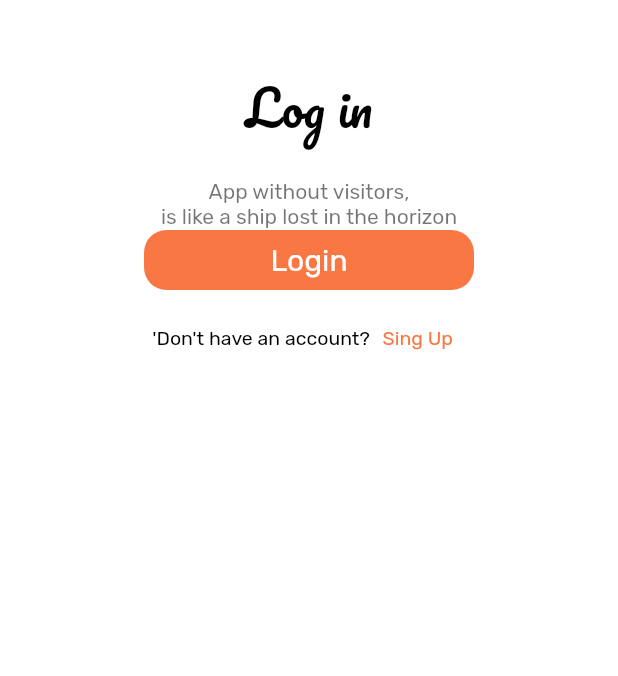
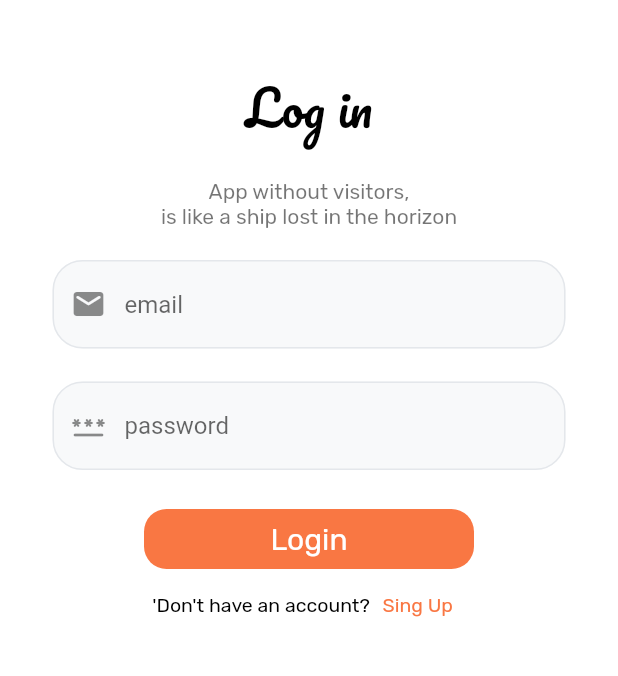
Before and after one commit to CodewithAnn/Fluter-ToolBox-App-Login-UI, a Flutter app: the screen it shows after launch, on a phone screen of 412 x 824 dp, the part 148-824 px from its top. Run offline on Flutter 3.47's test engine with Material 2 defaults, Android fonts, the phone set to English and light mode, and no system bars.

Commit message:
added textForm for email & password

```diff
--- a/lib/logi_ui.dart
+++ b/lib/logi_ui.dart
@@ -75,7 +75,62 @@ class ToolBoxLogin extends StatelessWidget {
                 ),
               ),
             ),
-            Container(
+            // const SizedBox(
+            //   height: 20,
+            // ),
+            Padding(
+              padding: const EdgeInsets.symmetric(vertical: 20, horizontal: 35),
+              child: TextFormField(
+                decoration: InputDecoration(
+                    hintText: 'email',
+                    filled: true,
+                    fillColor: const Color(0xffF8F9FA),
+                    prefixIcon: const Icon(Icons.email_rounded),
+                    focusedBorder: OutlineInputBorder(
+                      borderRadius: BorderRadius.circular(20),
+                      borderSide: const BorderSide(
+                        color: Color(0xffE4E7EB),
+                      ),
+                    ),
+                    enabledBorder: OutlineInputBorder(
+                      borderRadius: BorderRadius.circular(20),
+                      borderSide: const BorderSide(
+                        color: Color(0xffE4E7EB),
+                      ),
+                    )),
+              ),
+            ),
+            Padding(
+              padding: const EdgeInsets.symmetric(vertical: 2, horizontal: 35),
+              child: TextFormField(
+                decoration: InputDecoration(
+                    hintText: 'password',
+                    filled: true,
+                    fillColor: const Color(0xffF8F9FA),
+                    prefixIcon: const Icon(Icons.password_rounded),
+                    // suffixIcon:const Icon(Icons.hide) ,
+                    focusedBorder: OutlineInputBorder(
+                      borderRadius: BorderRadius.circular(20),
+                      borderSide: const BorderSide(
+                        color: Color(0xffE4E7EB),
+                      ),
+                    ),
+                    enabledBorder: OutlineInputBorder(
+                      borderRadius: BorderRadius.circular(20),
+                      borderSide: const BorderSide(
+                        color: Color(0xffE4E7EB),
+                      ),
+                    )),
+              ),
+            ),
+            // const SizedBox(
+            //   height: 70,
+            // ),
+            Padding(
+              padding: const EdgeInsets.only(
+                top: 24,
+              ),
+              child: Container(
                 alignment: Alignment.center,
                 height: 40,
                 width: 220,
@@ -92,10 +147,13 @@ class ToolBoxLogin extends StatelessWidget {
                   ),
                 ),
               ),
-            const SizedBox(
-              height: 8,
             ),
-            Row(
+
+            Padding(
+              padding: const EdgeInsets.only(
+                top: 0,
+              ),
+              child: Row(
                 mainAxisAlignment: MainAxisAlignment.center,
                 children: [
                   const Text(
@@ -117,6 +175,7 @@ class ToolBoxLogin extends StatelessWidget {
                         ),
                       ))
                 ],
+              ),
             )
           ],
         ),
```
Lines whose indentation alone changed are shown as unchanged.
